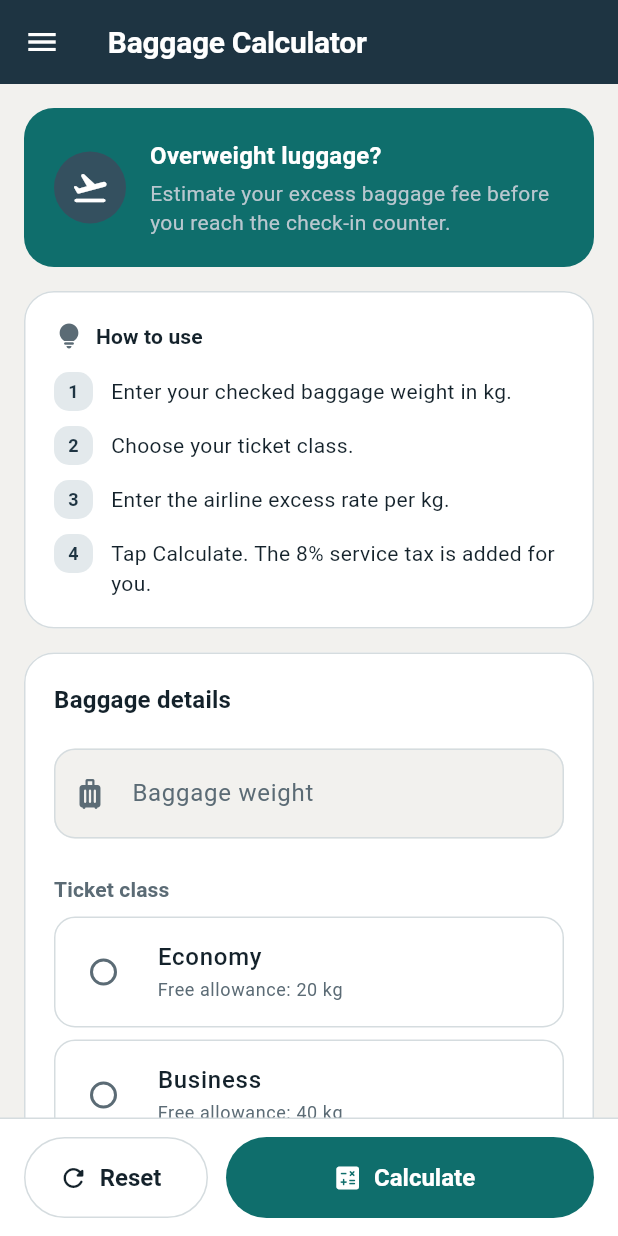
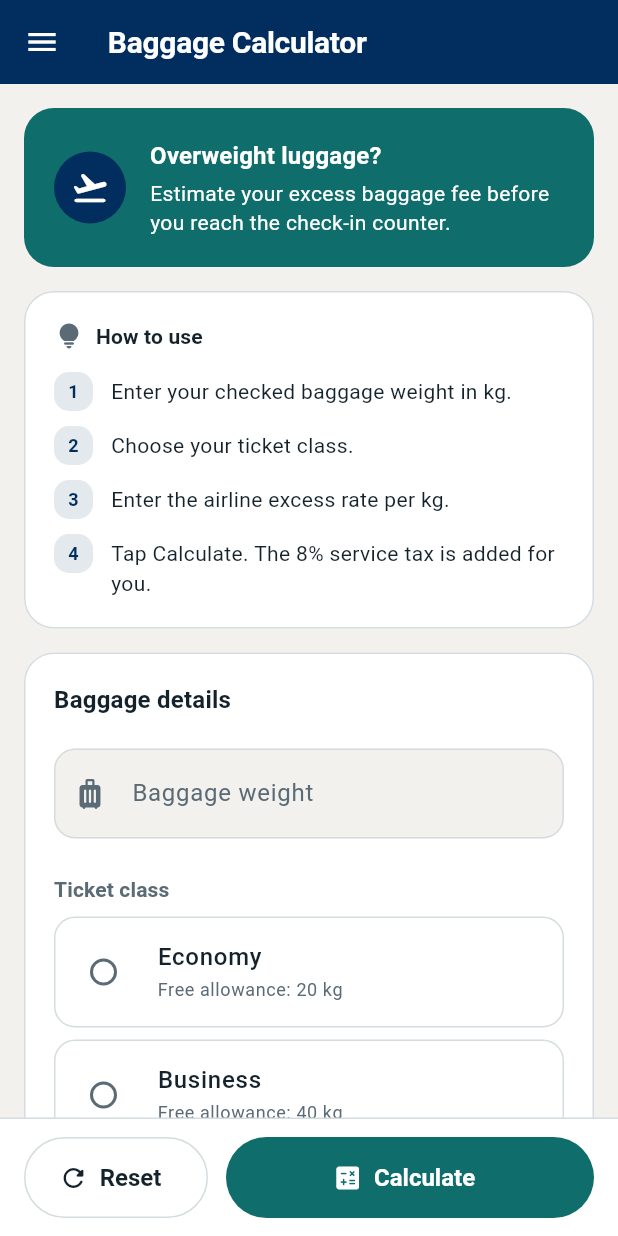
Before and after one commit to tepungPelita1/MobileAssignment, a Flutter app: the screen it shows after launch, on a phone screen of 412 x 824 dp. Run offline on Flutter 3.47's test engine with Material 3 defaults, Android fonts, the phone set to English and light mode, and no system bars.

Commit message:
Match theme colour with app icon

```diff
--- a/lib/app_theme.dart
+++ b/lib/app_theme.dart
@@ -20,7 +20,7 @@ class AppColors {
   // accent, on top of a light grey screen.
 
   // --- Main colours (Lab 5: colorPrimary + colorOnPrimary) ---
-  static const Color colorPrimary = Color(0xFF1E3442); // graphite panel
+  static const Color colorPrimary = Color(0xFF012E5E); // navy, same as the app icon
   static const Color colorOnPrimary = Color(0xFFFFFFFF); // white on graphite
 
   // --- Accent colour (Lab 5 exercise 2: secondary + onSecondary) ---
@@ -43,8 +43,8 @@ class AppColors {
   static const Color colorSuccessSoft = Color(0xFFE5F1EB);
 
   // --- Colours used on top of the graphite banner ---
-  static const Color colorOnPrimarySoft = Color(0xFFB9C7CF); // faded text
-  static const Color colorPrimaryCircle = Color(0xFF34505F); // icon circle
+  static const Color colorOnPrimarySoft = Color.fromARGB(255, 255, 255, 255); // faded text
+  static const Color colorPrimaryCircle = Color(0xFF012E5E); // icon circle (lighter navy)
 }
 
 // Corner radius, so every box in the app has the same shape.
--- a/pubspec.yaml
+++ b/pubspec.yaml
@@ -97,10 +97,10 @@ flutter_launcher_icons:
   android: "ic_launcher"
   ios: false
   image_path: "assets/icon/icon.png"
-  adaptive_icon_background: "#0D3B66"
+  adaptive_icon_background: "#012E5E"
   adaptive_icon_foreground: "assets/icon/icon_foreground.png"
   web:
     generate: true
     image_path: "assets/icon/icon.png"
-    background_color: "#0D3B66"
-    theme_color: "#0D3B66"
+    background_color: "#012E5E"
+    theme_color: "#012E5E"
```
Also changed, not shown: 1 other file.
